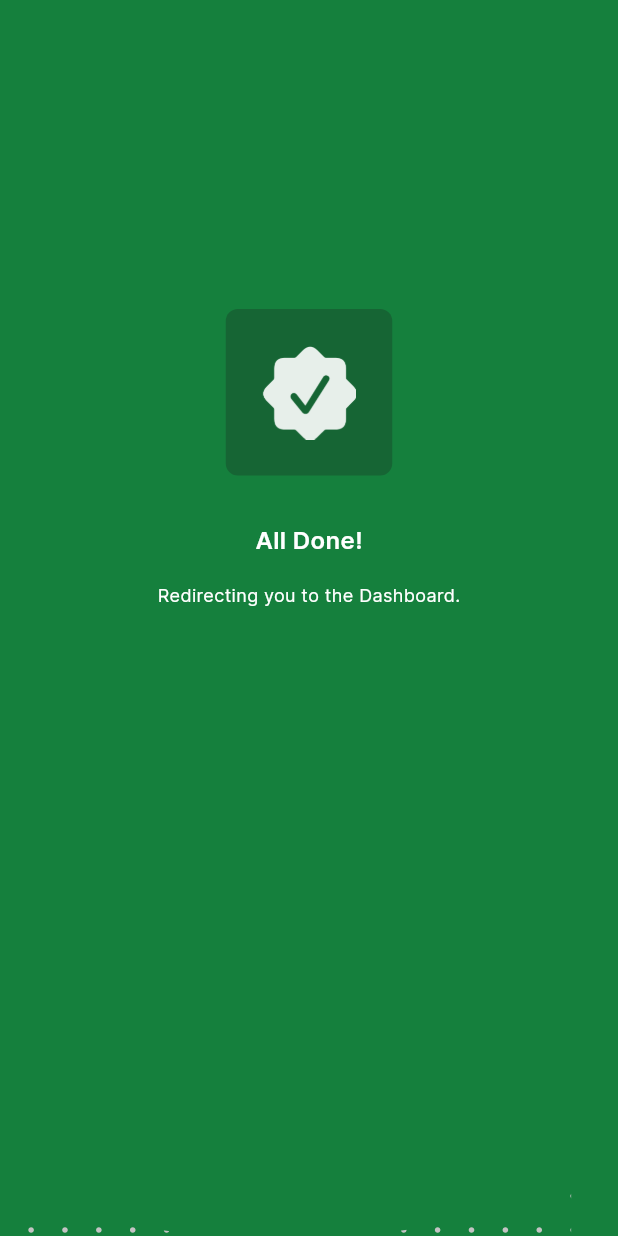
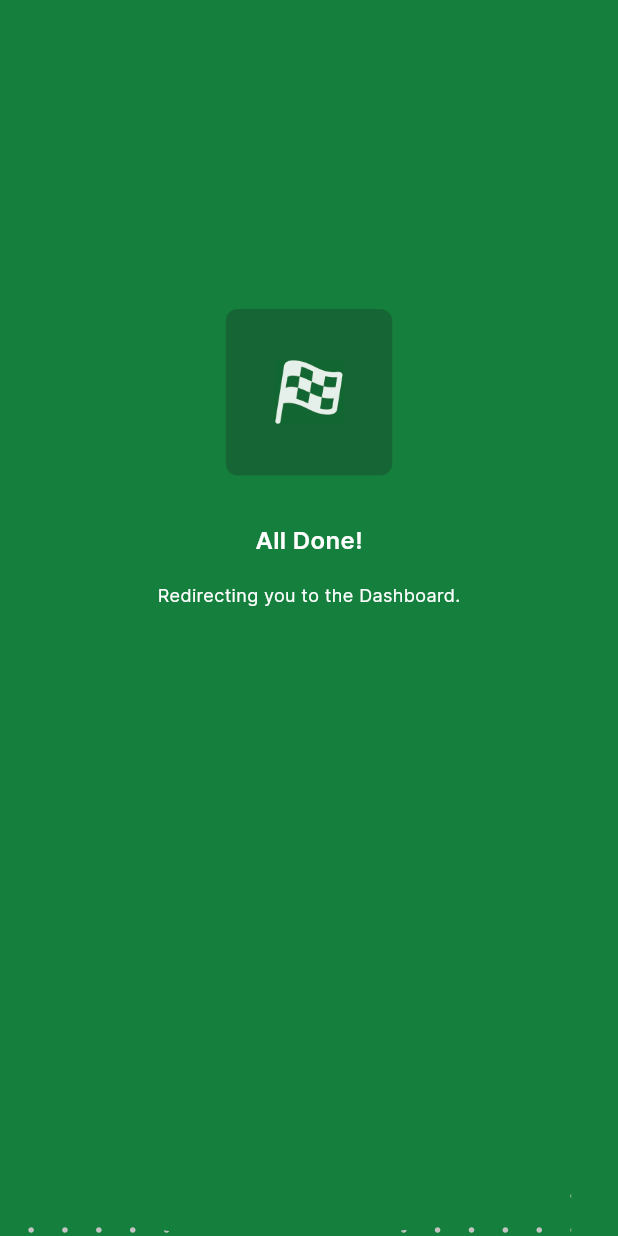
Before and after one commit to urmilshroff/tap_assignment, a Flutter app: the CompletePage screen opened directly, on a phone screen of 412 x 824 dp. Run offline on Flutter 3.47's test engine with Material 3 defaults, Android fonts, the phone set to English and light mode, and no system bars; our stand-ins replace animated_text_kit, lottie, slide_to_act; missing offline and left inert: animated_digit.

Commit message:
fix: ui fixes in final pages

```diff
--- a/lib/pages/complete_page.dart
+++ b/lib/pages/complete_page.dart
@@ -28,8 +28,8 @@ class CompletePage extends StatelessWidget {
                     borderRadius: BorderRadius.circular(8),
                   ),
                   child: Padding(
-                    padding: const EdgeInsets.all(24.0),
-                    child: Image.asset('assets/images/check.png'),
+                    padding: const EdgeInsets.all(32.0),
+                    child: Image.asset('assets/images/flag.png'),
                   ),
                 ),
               ),
--- a/pubspec.yaml
+++ b/pubspec.yaml
@@ -1,7 +1,7 @@
 name: tap_assignment
 description: "Tap Invest interview assignment"
 publish_to: 'none'
-version: 1.0.0+1
+version: 2.0.0+2
 
 environment:
   sdk: '>=3.3.0 <4.0.0'
```
Also changed, not shown: lib/pages/success_page.dart (+13 -3 lines), assets/images/flag.png (added), assets/images/page.png (added).
